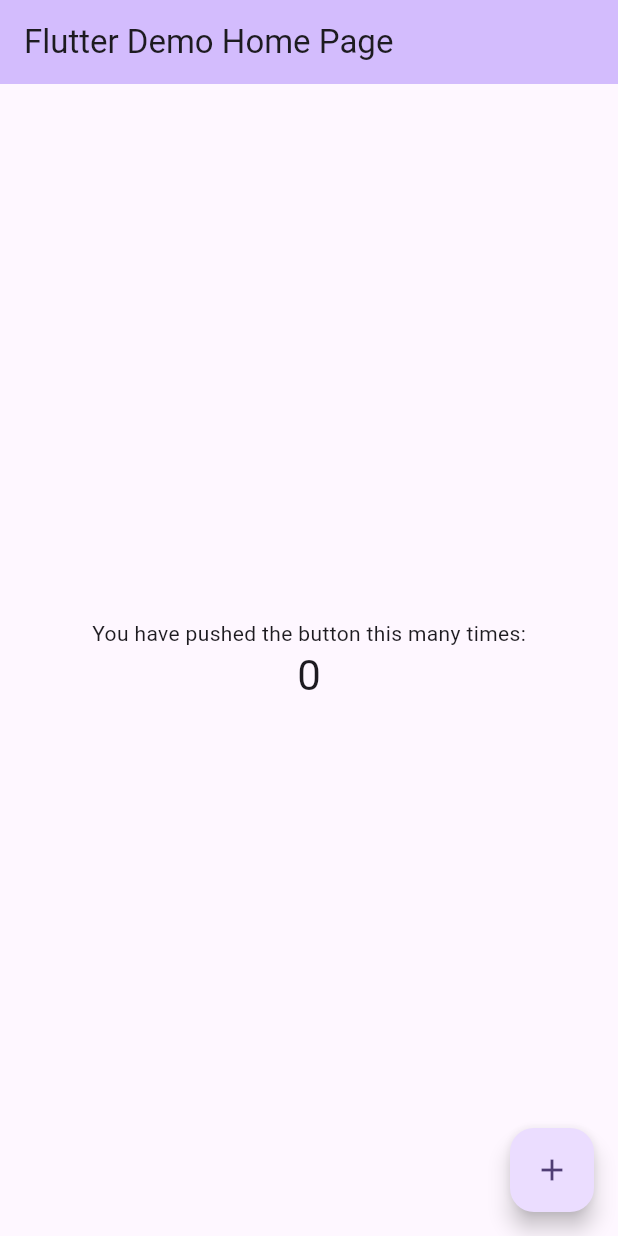
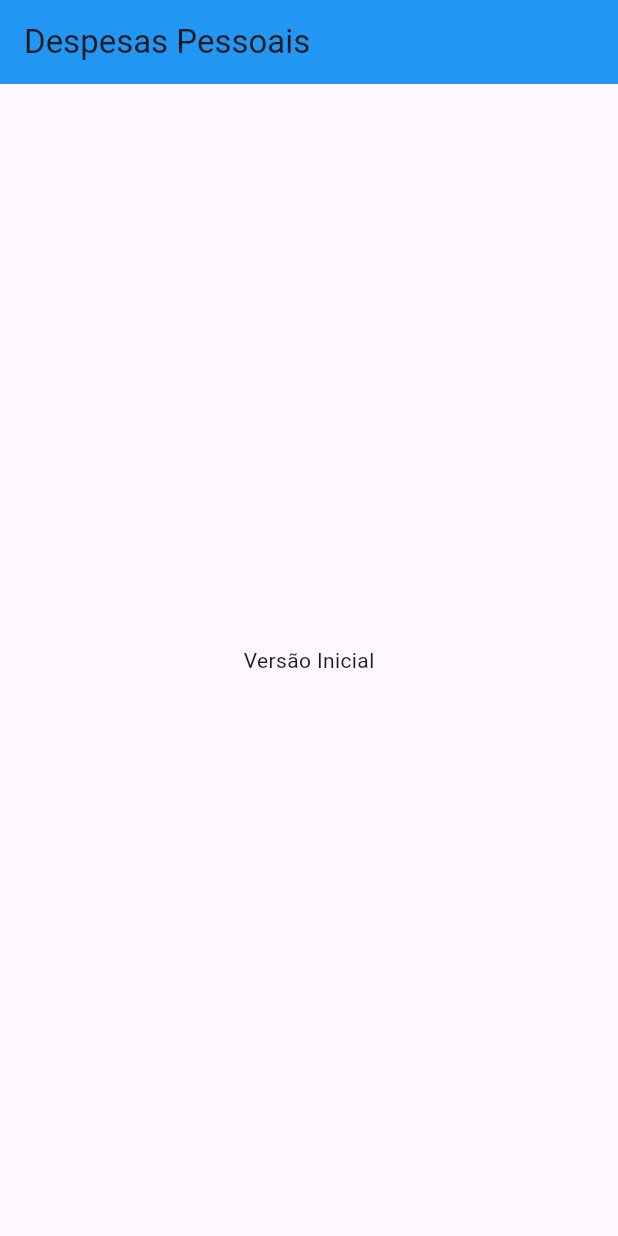
Before and after one commit to andree-felipe/capacitacao_flutter, a Flutter app: the screen it shows after launch, on a phone screen of 412 x 824 dp. Run offline on Flutter 3.47's test engine with Material 3 defaults, Android fonts, the light colour scheme and no system bars.

Commit message:
Criação da estrutura base do aplicativo

```diff
--- a/lib/main.dart
+++ b/lib/main.dart
@@ -1,110 +1,31 @@
 import 'package:flutter/material.dart';
 
-void main() {
-  runApp(const MyApp());
-}
+main() => runApp(const ExpensesApp());
 
-class MyApp extends StatelessWidget {
-  const MyApp({super.key});
+class ExpensesApp extends StatelessWidget {
+  const ExpensesApp({super.key});
 
-  // This widget is the root of your application.
   @override
   Widget build(BuildContext context) {
-    return MaterialApp(
-      title: 'Flutter Demo',
-      theme: ThemeData(
-        colorScheme: ColorScheme.fromSeed(seedColor: Colors.deepPurple),
-        useMaterial3: true,
-      ),
-      home: const MyHomePage(title: 'Flutter Demo Home Page'),
+    return const MaterialApp(
+      home: MyHomePage()
     );
   }
 }
 
-class MyHomePage extends StatefulWidget {
-  const MyHomePage({super.key, required this.title});
-
-  // This widget is the home page of your application. It is stateful, meaning
-  // that it has a State object (defined below) that contains fields that affect
-  // how it looks.
-
-  // This class is the configuration for the state. It holds the values (in this
-  // case the title) provided by the parent (in this case the App widget) and
-  // used by the build method of the State. Fields in a Widget subclass are
-  // always marked "final".
-
-  final String title;
-
-  @override
-  State<MyHomePage> createState() => _MyHomePageState();
-}
-
-class _MyHomePageState extends State<MyHomePage> {
-  int _counter = 0;
-
-  void _incrementCounter() {
-    setState(() {
-      // This call to setState tells the Flutter framework that something has
-      // changed in this State, which causes it to rerun the build method below
-      // so that the display can reflect the updated values. If we changed
-      // _counter without calling setState(), then the build method would not be
-      // called again, and so nothing would appear to happen.
-      _counter++;
-    });
-  }
+class MyHomePage extends StatelessWidget {
+  const MyHomePage({super.key});
 
   @override
   Widget build(BuildContext context) {
-    // This method is rerun every time setState is called, for instance as done
-    // by the _incrementCounter method above.
-    //
-    // The Flutter framework has been optimized to make rerunning build methods
-    // fast, so that you can just rebuild anything that needs updating rather
-    // than having to individually change instances of widgets.
     return Scaffold(
       appBar: AppBar(
-        // TRY THIS: Try changing the color here to a specific color (to
-        // Colors.amber, perhaps?) and trigger a hot reload to see the AppBar
-        // change color while the other colors stay the same.
-        backgroundColor: Theme.of(context).colorScheme.inversePrimary,
-        // Here we take the value from the MyHomePage object that was created by
-        // the App.build method, and use it to set our appbar title.
-        title: Text(widget.title),
+        title: const Text('Despesas Pessoais'),
+        backgroundColor: Colors.blue,
       ),
-      body: Center(
-        // Center is a layout widget. It takes a single child and positions it
-        // in the middle of the parent.
-        child: Column(
-          // Column is also a layout widget. It takes a list of children and
-          // arranges them vertically. By default, it sizes itself to fit its
-          // children horizontally, and tries to be as tall as its parent.
-          //
-          // Column has various properties to control how it sizes itself and
-          // how it positions its children. Here we use mainAxisAlignment to
-          // center the children vertically; the main axis here is the vertical
-          // axis because Columns are vertical (the cross axis would be
-          // horizontal).
-          //
-          // TRY THIS: Invoke "debug painting" (choose the "Toggle Debug Paint"
-          // action in the IDE, or press "p" in the console), to see the
-          // wireframe for each widget.
-          mainAxisAlignment: MainAxisAlignment.center,
-          children: <Widget>[
-            const Text(
-              'You have pushed the button this many times:',
-            ),
-            Text(
-              '$_counter',
-              style: Theme.of(context).textTheme.headlineMedium,
-            ),
-          ],
-        ),
+      body: const Center(
+        child: Text('Versão Inicial'),
       ),
-      floatingActionButton: FloatingActionButton(
-        onPressed: _incrementCounter,
-        tooltip: 'Increment',
-        child: const Icon(Icons.add),
-      ), // This trailing comma makes auto-formatting nicer for build methods.
     );
   }
 }
```
Also changed, not shown: 1 other file.
